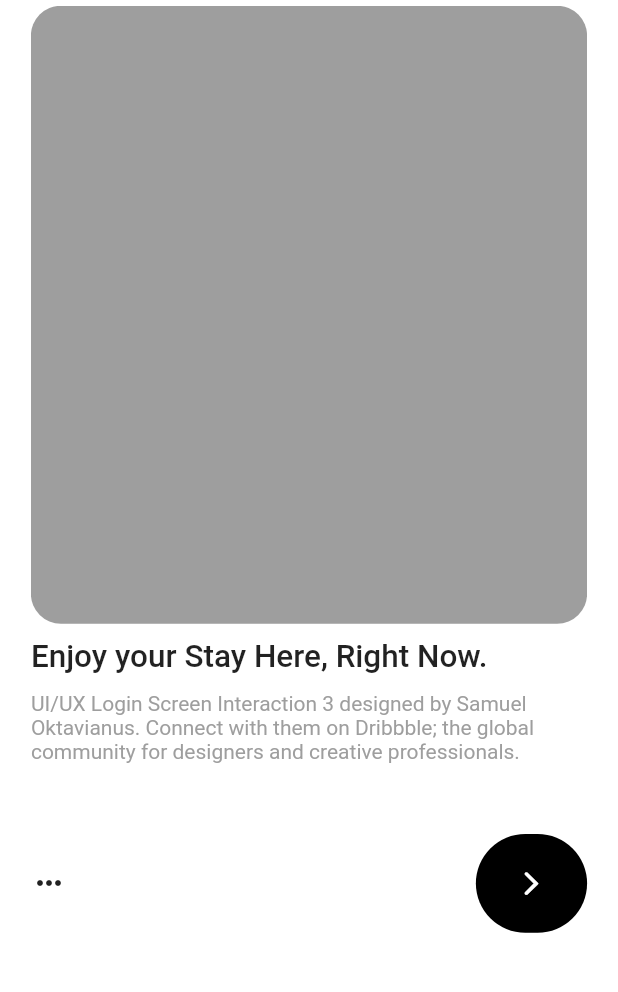
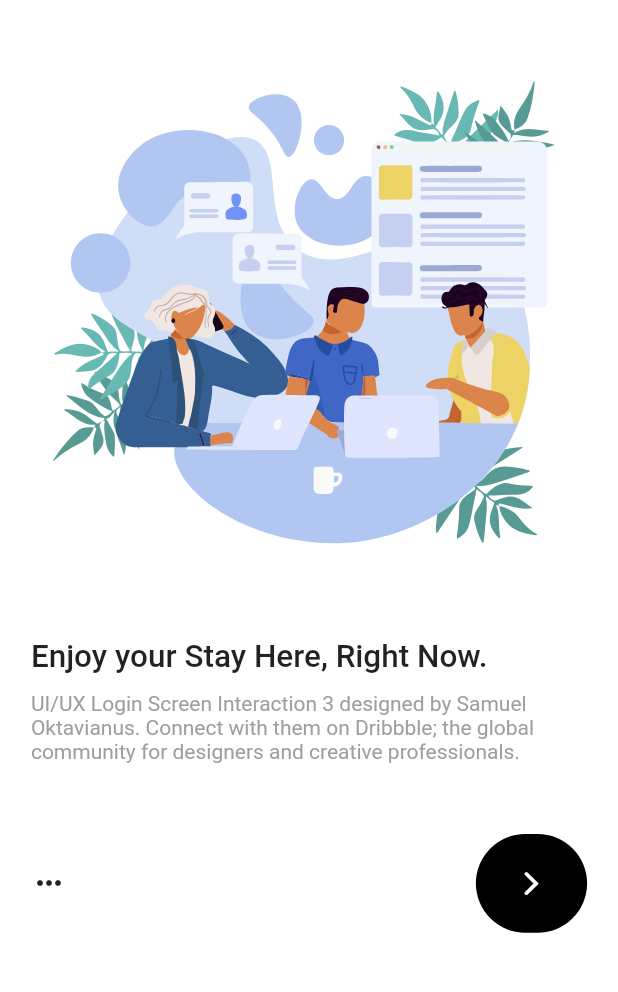
Before and after one commit to Darius253/trav_guard_partners, a Flutter app: the screen it shows after launch, on a phone screen of 412 x 824 dp, the part 124-1116 px from its top. Run offline on Flutter 3.47's test engine with Material 2 defaults, Android fonts, the phone set to English and light mode, and no system bars; drawn by our look-alikes of delayed_display; our stand-ins replace flutter_svg, get, lottie.

```diff
--- a/lib/onboarding_screen/first_screen.dart
+++ b/lib/onboarding_screen/first_screen.dart
@@ -1,17 +1,23 @@
+import 'package:delayed_display/delayed_display.dart';
 import 'package:flutter/material.dart';
+import 'package:lottie/lottie.dart';
 
 class FirstScreen extends StatelessWidget {
   const FirstScreen({super.key});
 
   @override
   Widget build(BuildContext context) {
-    return Column(
+    return DelayedDisplay(
+      slidingCurve: Curves.linearToEaseOut,
+      slidingBeginOffset: const Offset(0, -1),
+      child: Column(
       crossAxisAlignment: CrossAxisAlignment.start,
         children: [
           Container(
                 height:MediaQuery.of(context).size.height * 0.5,
                 decoration: BoxDecoration(
-                  color: Colors.grey, borderRadius: BorderRadius.circular(20)),
+                    borderRadius: BorderRadius.circular(20)),
+                    child: Lottie.asset('assets/images/animation.json'),
               ),
               const SizedBox(
                 height: 10,
@@ -28,6 +34,7 @@ class FirstScreen extends StatelessWidget {
                 style: TextStyle(color: Colors.grey,),
               ),
         ],
+      ),
     );
   }
 }
```
Lines whose indentation alone changed are shown as unchanged.
